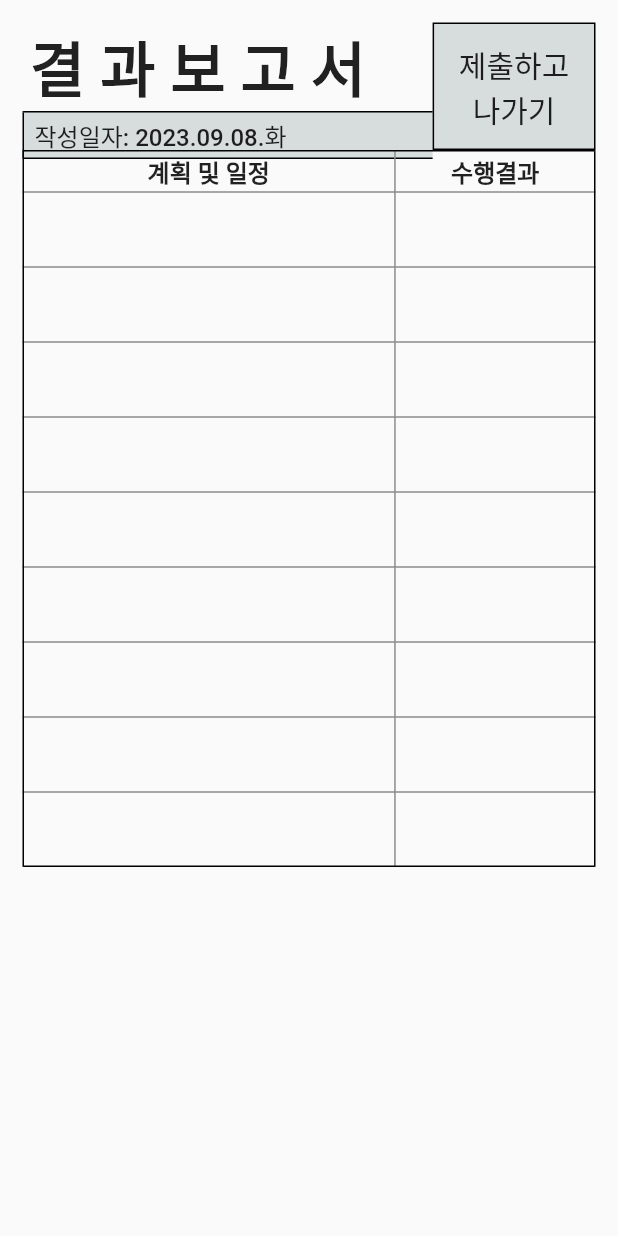
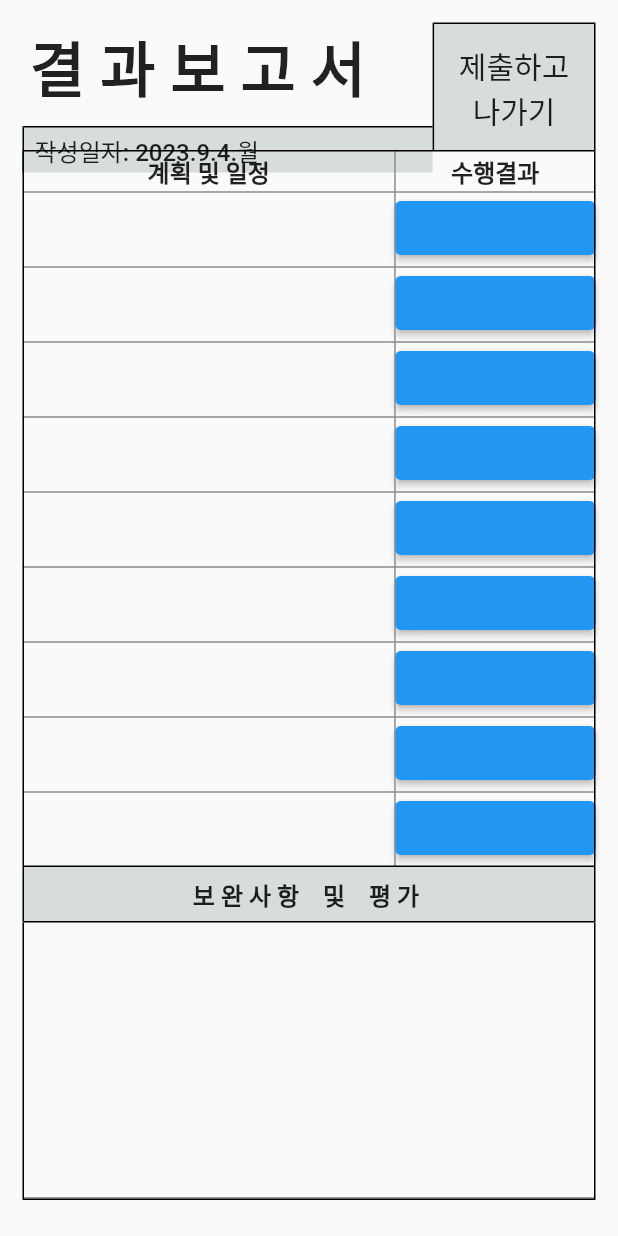
Before and after one commit to nagosoo/todo_report, a Flutter app: the ResultReportView screen opened directly with empty values, on a phone screen of 412 x 824 dp. Run offline on Flutter 3.47's test engine with Material 2 defaults, Android fonts, the light colour scheme and no system bars; our stand-ins replace table_calendar; Roboto replaces fonts that are missing (BareunBatang).

Commit message:
feat: ui 구현중

```diff
--- a/lib/asset/asset_color.dart
+++ b/lib/asset/asset_color.dart
@@ -2,5 +2,5 @@ import 'dart:ui';
 
 class AssetColor{
   static const Color grey = Color(0xFFD7DCDD);
-  static const Color grey2 = Color(0xFF8C8C8C);
+  static const Color greyDivider = Color(0xFF8C8C8C);
 }
--- a/lib/ui/calendar_view.dart
+++ b/lib/ui/calendar_view.dart
@@ -1,9 +1,17 @@
 import 'package:flutter/material.dart';
-import 'package:result_report/ui/result_report/result_report_view.dart';
+import 'package:result_report/ui/todo_report/result_report_view.dart';
 import 'package:table_calendar/table_calendar.dart';
 
-class CalendarView extends StatelessWidget {
+class CalendarView extends StatefulWidget {
   const CalendarView({super.key});
+
+  @override
+  State<CalendarView> createState() => _CalendarViewState();
+}
+
+class _CalendarViewState extends State<CalendarView> {
+
+  DateTime? _selectedDay;
 
   @override
   Widget build(BuildContext context) {
@@ -25,7 +33,32 @@ class CalendarView extends StatelessWidget {
             titleCentered: true,
             formatButtonVisible: false,
           ),
+          calendarBuilders: CalendarBuilders(
+            markerBuilder: (context, date, events) {
+              DateTime _date = DateTime(date.year, date.month, date.day);
+              // if ( isSameDay(_date, _selectedDay )) {
+              //   return Container(
+              //     width: MediaQuery.of(context).size.width * 0.11,
+              //     padding: const EdgeInsets.only(bottom: 5),
+              //     decoration:  BoxDecoration(
+              //       color: Colors.orange.withOpacity(0.7),
+              //       shape: BoxShape.circle,
+              //     ),
+              //   );
+              // }
+              return null;
+            },
+          ),
+          calendarStyle: const CalendarStyle(
+            weekendTextStyle: TextStyle(color: Colors.red),
+            holidayTextStyle: TextStyle(color: Colors.red),
+          ),
           onDaySelected: (selectedDay, focusedDay) {
+            if (!isSameDay(_selectedDay, selectedDay)) {
+              setState(() {
+                _selectedDay = selectedDay;
+              });
+            }
             Navigator.of(context).push(
               MaterialPageRoute(
                 builder: (context) => ResultReportView(
--- a/lib/ui/result_report/result_report_view.dart
+++ /dev/null
@@ -1,32 +0,0 @@
-import 'package:flutter/material.dart';
-import 'package:result_report/ui/result_report/top_widget.dart';
-
-import 'list_widget.dart';
-
-class ResultReportView extends StatelessWidget {
-  const ResultReportView({
-    super.key,
-    required this.dateTime,
-  });
-
-  final DateTime dateTime;
-
-  @override
-  Widget build(BuildContext context) {
-    return Scaffold(
-      body: SafeArea(
-        child: Padding(
-          padding: const EdgeInsets.all(15),
-          child: Column(
-            children:  [
-              TopWidget(
-                dateTime: dateTime,
-              ),
-              ListWidget(),
-            ],
-          ),
-        ),
-      ),
-    );
-  }
-}
--- /dev/null
+++ b/lib/ui/todo_report/evaluation_text_field.dart
@@ -0,0 +1,73 @@
+import 'package:flutter/material.dart';
+import 'package:result_report/asset/asset_color.dart';
+import 'package:result_report/asset/asset_font.dart';
+
+class EvaluationTextField extends StatelessWidget {
+  const EvaluationTextField({super.key});
+
+  @override
+  Widget build(BuildContext context) {
+    return Column(
+      children: [
+        Container(
+          width: MediaQuery.of(context).size.width - 30,
+          decoration: const BoxDecoration(
+            color: AssetColor.grey,
+            border: Border(
+              bottom: BorderSide(
+                color: Colors.black,
+                width: 1,
+              ),
+              left: BorderSide(
+                color: Colors.black,
+                width: 1,
+              ),
+              right: BorderSide(
+                color: Colors.black,
+                width: 1,
+              ),
+            ),
+          ),
+          child: Padding(
+            padding: const EdgeInsets.symmetric(vertical: 6),
+            child: Center(
+              child: Text(
+                '보 완 사 항    및    평 가 ',
+                style: AssetFont.bareunBatang600.copyWith(
+                  fontSize: 16,
+                ),
+              ),
+            ),
+          ),
+        ),
+        Container(
+          decoration: const BoxDecoration(
+            border: Border(
+              bottom: BorderSide(
+                color: Colors.black,
+                width: 1,
+              ),
+              left: BorderSide(
+                color: Colors.black,
+                width: 1,
+              ),
+              right: BorderSide(
+                color: Colors.black,
+                width: 1,
+              ),
+            ),
+          ),
+          child: TextField(
+            minLines: MediaQuery.of(context).size.height * 0.2 ~/ 20,
+            maxLines: MediaQuery.of(context).size.height * 0.2 ~/ 20,
+            textAlign: TextAlign.center,
+            style: AssetFont.mapoAgape400.copyWith(
+              fontSize: 20,
+              height: 1,
+            ),
+          ),
+        )
+      ],
+    );
+  }
+}
--- /dev/null
+++ b/lib/ui/todo_report/plan_text_field.dart
@@ -0,0 +1,30 @@
+import 'package:flutter/material.dart';
+
+import '../../asset/asset_font.dart';
+
+class PlanTextField extends StatelessWidget {
+  const PlanTextField({super.key});
+
+  @override
+  Widget build(BuildContext context) {
+    TextEditingController textEditingController = TextEditingController();
+    return SizedBox(
+      height: 50,
+      child: TextField(
+        controller: textEditingController,
+        maxLines: 2,
+        maxLength: 22,
+        style: AssetFont.mapoAgape400.copyWith(
+          fontSize: 20,
+          overflow: TextOverflow.ellipsis,
+          height: 1,
+        ),
+        decoration: const InputDecoration(
+            isDense: true,
+            border: InputBorder.none,
+            contentPadding: EdgeInsets.all(5),
+            counterText: ''),
+      ),
+    );
+  }
+}
--- /dev/null
+++ b/lib/ui/todo_report/result_report_view.dart
@@ -0,0 +1,36 @@
+import 'package:flutter/material.dart';
+import 'package:result_report/ui/todo_report/top_widget.dart';
+
+import 'evaluation_text_field.dart';
+import 'table_widget.dart';
+
+class ResultReportView extends StatelessWidget {
+  const ResultReportView({
+    super.key,
+    required this.dateTime,
+  });
+
+  final DateTime dateTime;
+
+  @override
+  Widget build(BuildContext context) {
+    return Scaffold(
+      body: SafeArea(
+        child: Padding(
+          padding: const EdgeInsets.all(15),
+          child: SingleChildScrollView(
+            child: Column(
+              children: [
+                TopWidget(
+                  dateTime: dateTime,
+                ),
+                const TableWidget(),
+                const EvaluationTextField(),
+              ],
+            ),
+          ),
+        ),
+      ),
+    );
+  }
+}
--- /dev/null
+++ b/lib/ui/todo_report/stamp_container.dart
@@ -0,0 +1,31 @@
+import 'package:flutter/material.dart';
+
+class StampContainer extends StatelessWidget {
+  const StampContainer({super.key});
+
+  @override
+  Widget build(BuildContext context) {
+    return Container(
+      width: MediaQuery.of(context).size.width - 30,
+      child: ElevatedButton(
+        onPressed: (){
+          showModalBottomSheet<void>(
+            context: context,
+            builder: (BuildContext context) {
+              return StampContainer();
+            },
+          );
+        }, child: null,
+      ),
+    );
+  }
+}
+
+class StampBottomSheetDialog extends StatelessWidget {
+  const StampBottomSheetDialog({super.key});
+
+  @override
+  Widget build(BuildContext context) {
+    return const Placeholder();
+  }
+}
--- a/lib/ui/result_report/list_widget.dart
+++ b/lib/ui/todo_report/table_widget.dart
@@ -1,17 +1,18 @@
 import 'package:flutter/material.dart';
-import 'package:flutter/services.dart';
 import 'package:result_report/asset/asset_color.dart';
 import 'package:result_report/asset/asset_font.dart';
+import 'package:result_report/ui/todo_report/plan_text_field.dart';
+import 'package:result_report/ui/todo_report/stamp_container.dart';
 
-class ListWidget extends StatelessWidget {
-  const ListWidget({super.key});
+class TableWidget extends StatelessWidget {
+  const TableWidget({super.key});
 
   @override
   Widget build(BuildContext context) {
     return Table(
       border: TableBorder.symmetric(
         inside: const BorderSide(
-          color: AssetColor.grey2,
+          color: AssetColor.greyDivider,
           width: 1,
         ),
         outside: const BorderSide(
@@ -54,8 +55,8 @@ class ListWidget extends StatelessWidget {
           MediaQuery.of(context).size.height * 0.6 ~/ 50,
           (index) => const TableRow(
             children: [
-              PlanContainer(),
-              PlanContainer(),
+              PlanTextField(),
+              StampContainer(),
             ],
           ),
         )
@@ -63,26 +64,3 @@ class ListWidget extends StatelessWidget {
     );
   }
 }
-
-class PlanContainer extends StatelessWidget {
-  const PlanContainer({super.key});
-
-  @override
-  Widget build(BuildContext context) {
-    return  SizedBox(
-      height: 50,
-      child: TextField(
-        keyboardType: TextInputType.multiline,
-        maxLines:2,
-        style: AssetFont.mapoAgape400.copyWith(
-          fontSize: 18,
-          overflow: TextOverflow.ellipsis,
-        ),
-        decoration: const InputDecoration(
-          border: InputBorder.none,
-
-        ),
-      ),
-    );
-  }
-}
--- a/lib/ui/result_report/top_widget.dart
+++ b/lib/ui/todo_report/top_widget.dart
@@ -1,4 +1,5 @@
 import 'package:flutter/material.dart';
+import 'package:result_report/util/ext.dart';
 
 import '../../asset/asset_color.dart';
 import '../../asset/asset_font.dart';
@@ -18,7 +19,7 @@ class TopWidget extends StatelessWidget {
         SizedBox(
           height: 85,
           child: Column(
-            mainAxisAlignment: MainAxisAlignment.spaceBetween,
+            mainAxisAlignment: MainAxisAlignment.end,
             crossAxisAlignment: CrossAxisAlignment.start,
             children: [
               Text(
@@ -28,15 +29,14 @@ class TopWidget extends StatelessWidget {
                   letterSpacing: 10,
                 ),
               ),
+              const SizedBox(
+                height: 10,
+              ),
               Container(
                 width: MediaQuery.of(context).size.width * 0.7 - 15,
                 decoration: const BoxDecoration(
                   color: AssetColor.grey,
                   border: Border(
-                    bottom: BorderSide(
-                      color: Colors.black,
-                      width: 1,
-                    ),
                     left: BorderSide(
                       color: Colors.black,
                       width: 1,
@@ -50,8 +50,7 @@ class TopWidget extends StatelessWidget {
                 child: Padding(
                   padding: const EdgeInsets.fromLTRB(7, 3, 0, 3),
                   child: Text(
-                    //'작성일자: ${dateTime.year}.${dateTime.month}.${dateTime.day}.${dateTime.weekday}',
-                    '작성일자: 2023.09.08.화',
+                    '작성일자: ${dateTime.year}.${dateTime.month}.${dateTime.day}.${dateTime.getDayFromDateFormat()}',
                     style: AssetFont.bareunBatang500.copyWith(
                       fontSize: 16,
                     ),
@@ -68,11 +67,21 @@ class TopWidget extends StatelessWidget {
             child: Container(
               width: MediaQuery.of(context).size.width * 0.3 - 15,
               height: 85,
-              decoration: BoxDecoration(
+              decoration: const BoxDecoration(
                 color: AssetColor.grey,
-                border: Border.all(
-                  color: Colors.black,
-                  width: 1,
+                border: Border(
+                  left: BorderSide(
+                    color: Colors.black,
+                    width: 1,
+                  ),
+                  right: BorderSide(
+                    color: Colors.black,
+                    width: 1,
+                  ),
+                  top: BorderSide(
+                    color: Colors.black,
+                    width: 1,
+                  ),
                 ),
               ),
               child: Center(
--- /dev/null
+++ b/lib/util/ext.dart
@@ -0,0 +1,7 @@
+import 'package:intl/intl.dart';
+
+extension DateTimeParsing on DateTime {
+  String getDayFromDateFormat() {
+    return DateFormat('EEE', 'ko_KR').format(this);
+  }
+}
```
